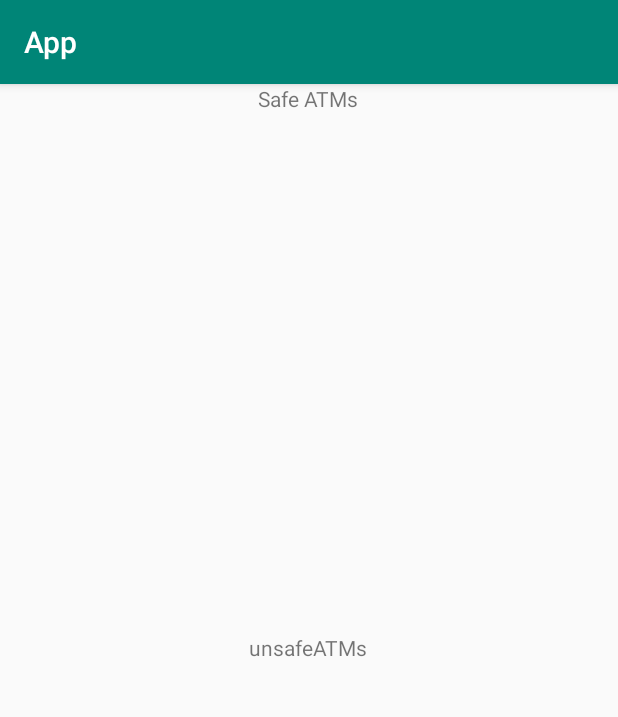
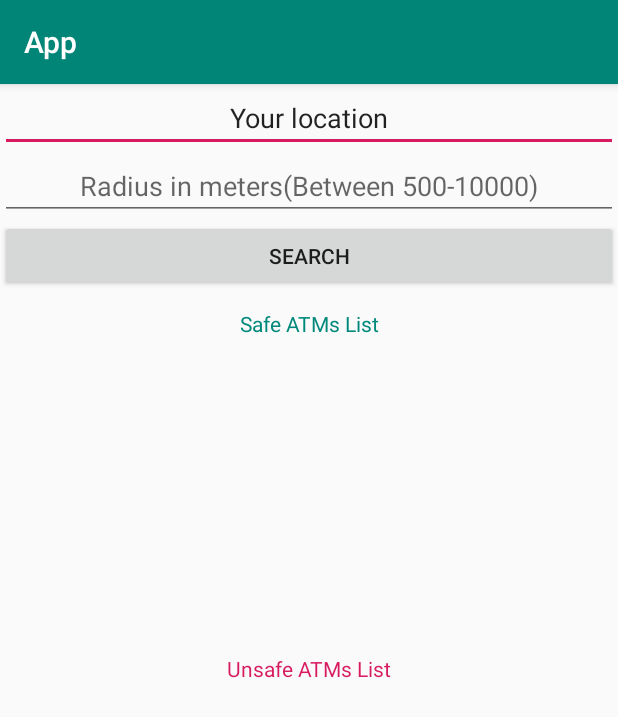
Before and after one commit to divyeshvala/SafeBuy, an Android app: the screen it shows after launch (HomeActivity), on a phone screen of 412 x 824 dp. Shown: the top 717 px of the screen. Run offline under Robolectric (Android 15) with nearby library versions, the phone set to English and light mode, and no system bars; our stand-ins replace Firebase (no records; nobody signed in at launch, a user with empty details on screens opened directly).

Commit message:
Some basic customizations added to ATMs search.

```diff
--- a/app/src/main/java/com/example/app/Activities/MainActivity.java
+++ b/app/src/main/java/com/example/app/Activities/MainActivity.java
@@ -166,7 +166,6 @@ public class MainActivity extends AppCompatActivity
         }
     }
 
-
     private void showMissingPermissionError() {
         PermissionUtils.PermissionDeniedDialog
                 .newInstance(true).show(getSupportFragmentManager(), "dialog");
--- a/app/src/main/java/com/example/app/Activities/MapsActivity.java
+++ b/app/src/main/java/com/example/app/Activities/MapsActivity.java
@@ -15,6 +15,7 @@ import android.os.Bundle;
 import android.widget.ProgressBar;
 import android.widget.Toast;
 import com.example.app.R;
+import com.example.app.Utilities.GetDirections;
 import com.example.app.Utilities.PermissionUtils;
 import com.google.android.gms.maps.CameraUpdateFactory;
 import com.google.android.gms.maps.GoogleMap;
@@ -54,6 +55,9 @@ public class MapsActivity extends FragmentActivity implements OnMapReadyCallback
 
         enableMyLocation();
 
+        // todo: remove it later.
+        GetDirections getDirections = new GetDirections(MapsActivity.this, mMap);
+        getDirections.getDirectionsToThisLocation();
     }
 
     private final BroadcastReceiver locationReceiver = new BroadcastReceiver() {
--- a/app/src/main/java/com/example/app/Utilities/GetDirections.java
+++ b/app/src/main/java/com/example/app/Utilities/GetDirections.java
@@ -35,7 +35,6 @@ public class GetDirections
     private LatLng mDestination;
     private Polyline mPolyline;
     ArrayList<LatLng> mMarkerPoints;
-
 
     public GetDirections(Context mContext, GoogleMap mMap) {
         this.mContext = mContext;
--- a/app/src/main/res/layout/activity_home.xml
+++ b/app/src/main/res/layout/activity_home.xml
@@ -4,23 +4,71 @@
     xmlns:tools="http://schemas.android.com/tools"
     android:layout_width="match_parent"
     android:layout_height="match_parent"
+    android:orientation="vertical"
     tools:context=".Activities.HomeActivity">
+
+    <RelativeLayout
+        android:id="@+id/id_layout"
+        android:layout_width="match_parent"
+        android:layout_height="150dp"
+        >
+        <EditText
+            android:id="@+id/id_address"
+            android:layout_width="match_parent"
+            android:layout_height="wrap_content"
+            android:text="Your location"
+            android:textAlignment="center"
+            android:inputType="text"
+            />
+        <EditText
+            android:id="@+id/id_radius"
+            android:layout_below="@id/id_address"
+            android:layout_width="match_parent"
+            android:layout_height="wrap_content"
+            android:hint="Radius in meters(Between 500-10000)"
+            android:textAlignment="center"
+            android:inputType="number"
+            />
+        <Button
+            android:id="@+id/id_searchBTN"
+            android:layout_below="@+id/id_radius"
+            android:layout_width="match_parent"
+            android:layout_height="wrap_content"
+            android:text="Search"
+            android:textAlignment="center"
+            />
+    </RelativeLayout>
 
     <TextView
         android:id="@+id/id_safeATMList"
-        android:layout_width="wrap_content"
-        android:layout_height="wrap_content"
-        android:layout_centerHorizontal="true"
-        android:text="Safe ATMs\n"
+        android:layout_below="@+id/id_layout"
+        android:layout_width="match_parent"
+        android:layout_height="230dp"
+        android:text="Safe ATMs List\n"
+        android:textAlignment="center"
+        android:textColor="#00897B"
+        android:scrollbars="vertical"
         />
 
     <TextView
         android:id="@+id/id_unsafeATMList"
-        android:layout_width="wrap_content"
-        android:layout_height="wrap_content"
-        android:layout_centerHorizontal="true"
-        android:layout_centerVertical="true"
-        android:text="unsafeATMs\n"
+        android:layout_below="@+id/id_safeATMList"
+        android:layout_width="match_parent"
+        android:layout_height="match_parent"
+        android:text="Unsafe ATMs List\n"
+        android:textAlignment="center"
+        android:textColor="#D81B60"
+        android:scrollbars="vertical"
+        />
+
+    <ProgressBar
+        android:id="@+id/id_progress_bar"
+        style="?android:attr/progressBarStyle"
+        android:layout_width="50dp"
+        android:layout_height="50dp"
+        android:layout_marginEnd="16dp"
+        android:visibility="invisible"
+        android:layout_centerInParent="true"
         />
 
 </RelativeLayout>
```
Also changed, not shown: app/src/main/java/com/example/app/Activities/HomeActivity.java (+96 -7 lines), app/src/main/java/com/example/app/Utilities/GetNearbyATMs.java (+21 -2 lines).
